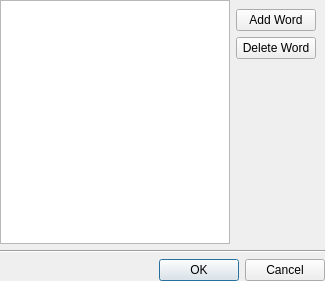
Above: ui/customwords.ui from pwizard2/robojournal before the change. Below: the same form after it.
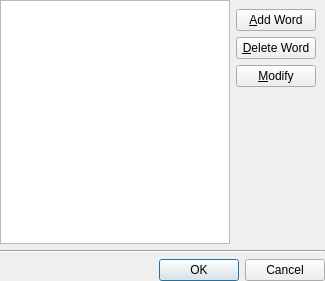
That is the form after the change.

Commit message: custom words class now reads the correct text file (but is still incomplete)

```diff
--- a/ui/customwords.ui
+++ b/ui/customwords.ui
@@ -33,14 +33,21 @@
        <item>
         <widget class="QPushButton" name="AddWord">
          <property name="text">
-          <string>Add Word</string>
+          <string>&amp;Add Word</string>
          </property>
         </widget>
        </item>
        <item>
         <widget class="QPushButton" name="DeleteWord">
          <property name="text">
-          <string>Delete Word</string>
+          <string>&amp;Delete Word</string>
+         </property>
+        </widget>
+       </item>
+       <item>
+        <widget class="QPushButton" name="Modify">
+         <property name="text">
+          <string>&amp;Modify</string>
          </property>
         </widget>
        </item>
```
The commit also changes 3 other files.
